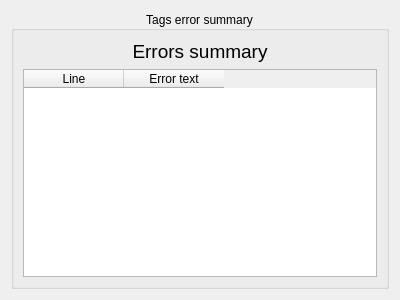
The window that ui/errorlist.ui (baziorek/STC_editor) describes before a commit, drawn with Qt 5.
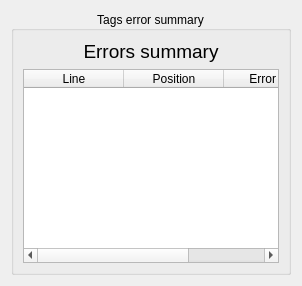
The same window after the commit.

Commit message: Added position in text to errorList

Patch:
```diff
--- a/ui/errorlist.ui
+++ b/ui/errorlist.ui
@@ -6,16 +6,31 @@
    <rect>
     <x>0</x>
     <y>0</y>
-    <width>400</width>
-    <height>300</height>
+    <width>298</width>
+    <height>286</height>
    </rect>
   </property>
+  <property name="sizePolicy">
+   <sizepolicy hsizetype="MinimumExpanding" vsizetype="Preferred">
+    <horstretch>0</horstretch>
+    <verstretch>0</verstretch>
+   </sizepolicy>
+  </property>
   <property name="windowTitle">
    <string>Form</string>
   </property>
   <layout class="QVBoxLayout" name="verticalLayout">
+   <property name="sizeConstraint">
+    <enum>QLayout::SizeConstraint::SetMinimumSize</enum>
+   </property>
    <item>
     <widget class="QGroupBox" name="groupBox">
+     <property name="sizePolicy">
+      <sizepolicy hsizetype="Minimum" vsizetype="Minimum">
+       <horstretch>0</horstretch>
+       <verstretch>0</verstretch>
+      </sizepolicy>
+     </property>
      <property name="title">
       <string>Tags error summary</string>
      </property>
@@ -25,6 +40,12 @@
      <layout class="QVBoxLayout" name="verticalLayout_2">
       <item>
        <widget class="QLabel" name="label">
+        <property name="sizePolicy">
+         <sizepolicy hsizetype="Minimum" vsizetype="Minimum">
+          <horstretch>0</horstretch>
+          <verstretch>0</verstretch>
+         </sizepolicy>
+        </property>
         <property name="font">
          <font>
           <pointsize>14</pointsize>
@@ -40,11 +61,22 @@
       </item>
       <item>
        <widget class="QTableWidget" name="tableWidget">
+        <property name="sizePolicy">
+         <sizepolicy hsizetype="MinimumExpanding" vsizetype="MinimumExpanding">
+          <horstretch>0</horstretch>
+          <verstretch>0</verstretch>
+         </sizepolicy>
+        </property>
         <column>
          <property name="text">
           <string>Line</string>
          </property>
         </column>
+        <column>
+         <property name="text">
+          <string>Position</string>
+         </property>
+        </column>
         <column>
          <property name="text">
           <string>Error text</string>
```
Left out of the diff: 4 changed lines with no effect on the pictures. The commit also changes 6 other files.
